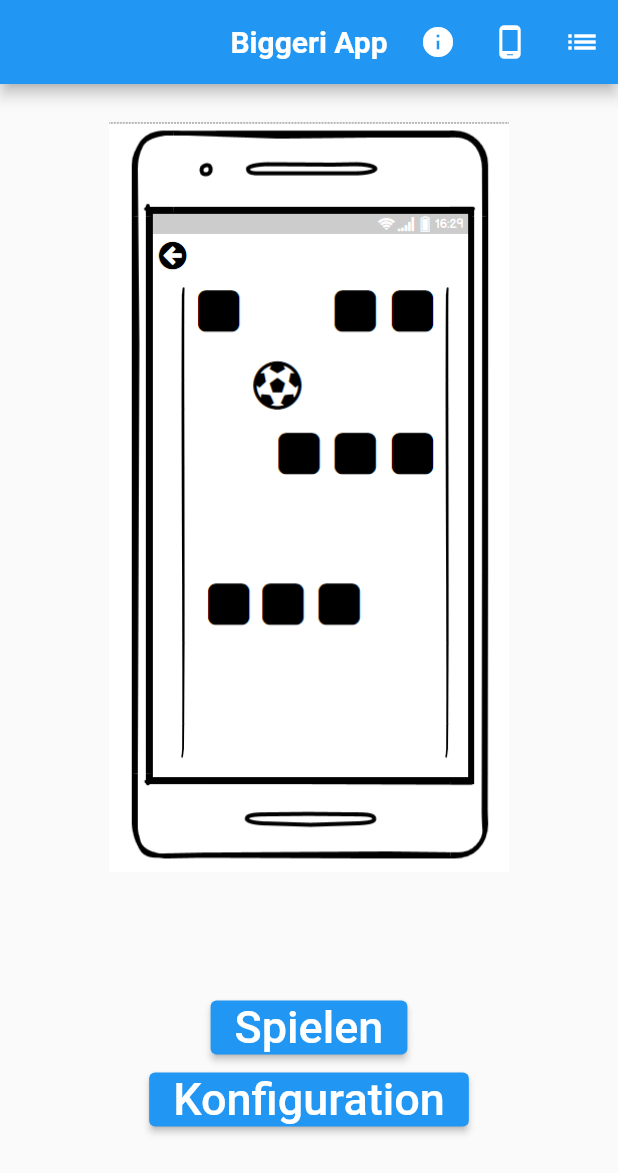
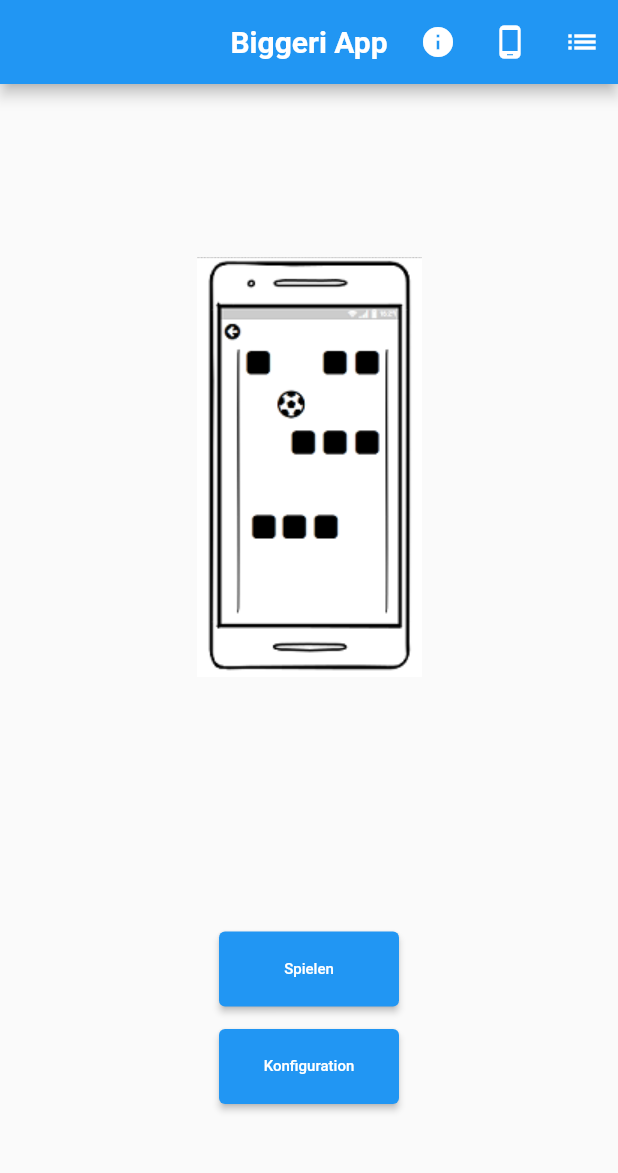
Before and after one commit to arbias12/ball2, a Flutter app: the screen it shows after launch, on a phone screen of 412 x 824 dp. Shown: the top 1173 px of the screen. Run offline on Flutter 3.47's test engine with Material 2 defaults, Android fonts, the phone set to English and light mode, and no system bars; our stand-ins replace sensors_plus; missing offline and left inert: shake.

Commit message:
Spiel hinzugefügt

```diff
--- a/lib/pages/hauptmenu.dart
+++ b/lib/pages/hauptmenu.dart
@@ -18,6 +18,9 @@ class KonfigurationsPage extends StatefulWidget {
 }
 
 class _KonfigurationsPageState extends State<KonfigurationsPage>{
+  int _zaheler = 0;
+
+
   forceRedraw() {
     setState(() => {});
   }
@@ -71,24 +74,32 @@ class _KonfigurationsPageState extends State<KonfigurationsPage>{
             )
           ],
         ),
-        body: Center(
-        child: Column(mainAxisAlignment: MainAxisAlignment.start, mainAxisSize: MainAxisSize.max, children: [SizedBox(height: 25,), Image.asset('images/titelbild.png', height: 500,), SizedBox(height: 55,),
-          SizedBox(height: 25,),
+        body: SingleChildScrollView(child: Center(
+        child: Column(mainAxisAlignment: MainAxisAlignment.start, mainAxisSize: MainAxisSize.max, children: [SizedBox(height: 5,), Image.asset('images/titelbild.png', height: 500,), SizedBox(height: 55,),
+          SizedBox(height: 5,),
             ButtonTheme(
               minWidth: MediaQuery.of(context).size.width * 0.7,
               buttonColor: Theme.of(context).primaryColorLight,
               child: Column(children:[
                   ElevatedButton(
-                    onPressed: () {
+              style: ElevatedButton.styleFrom(minimumSize:Size(120, 50)),
+                    onPressed:()  {
                       Navigator.push(context,
                           MaterialPageRoute(builder: (context) {
-                            return GamePage();
+                            if(_zaheler == 0) {
+                              _zaheler++;
+                              return DropdownDemo();
+                            }else{
+                              return MyApp();
+                            }
                           })
                       );
                     },
-                    child: Text("Spielen", style: TextStyle(fontSize: 30),),
+                    child: Text("Spielen", style: TextStyle(fontSize: 10),),
                   ),
+                SizedBox(height: 15,),
                 ElevatedButton(
+                  style: ElevatedButton.styleFrom(minimumSize:Size(120, 50)),
                   onPressed: () {
                     Navigator.push(context,
                         MaterialPageRoute(builder: (context) {
@@ -96,7 +107,7 @@ class _KonfigurationsPageState extends State<KonfigurationsPage>{
                         })
                     );
                   },
-                  child: Text("Konfiguration", style: TextStyle(fontSize: 30),),
+                  child: Text("Konfiguration", style: TextStyle(fontSize: 10),),
                 )
             ]
               ),
@@ -105,6 +116,12 @@ class _KonfigurationsPageState extends State<KonfigurationsPage>{
 
         ],)
         )
+        )
     );
   }
+  void increment(){
+    setState(() {
+      _zaheler++;
+    });
+  }
 }
--- a/lib/pages/info.dart
+++ b/lib/pages/info.dart
@@ -26,7 +26,7 @@ class _InfoStatus extends State<InfoPage>{
   Widget build(BuildContext context) {
     return Scaffold(
       appBar: AppBar(),
-      body: Center(
+      body: SingleChildScrollView(child: Center(
           child: Center(
             child: Column(children: [
               Text(
@@ -54,6 +54,7 @@ class _InfoStatus extends State<InfoPage>{
 
           ),
       ),
+      )
     );
   }
 
--- a/lib/pages/koordinaten.dart
+++ b/lib/pages/koordinaten.dart
@@ -37,7 +37,7 @@ class _SpielerState extends State<SpielerPage>{
   Widget build(BuildContext context) {
     return Scaffold(
       appBar: AppBar(),
-      body: Center(
+      body: SingleChildScrollView(child: Center(
         child: Column(
           children: [
             sensorView(context),
@@ -47,6 +47,7 @@ class _SpielerState extends State<SpielerPage>{
           ],
         ),
       ),
+      )
     );
   }
 
--- a/lib/pages/list.dart
+++ b/lib/pages/list.dart
@@ -26,7 +26,7 @@ class _ListStatus extends State<Listpage> {
   Widget build(BuildContext context) {
     return Scaffold(
       appBar: AppBar(),
-      body: Center(
+      body: SingleChildScrollView(child: Center(
         child: Column(
             mainAxisAlignment: MainAxisAlignment.center,
             children: AlleSpieler()
@@ -48,6 +48,7 @@ class _ListStatus extends State<Listpage> {
                     ))
                 .toList()),
       ),
+      )
     );
   }
 
--- a/pubspec.yaml
+++ b/pubspec.yaml
@@ -63,6 +63,8 @@ flutter:
   uses-material-design: true
   assets:
     - images/titelbild.png
+    - images/skate.png
+    - images/rock.png
 
   # To add assets to your application, add an assets section, like this:
   # assets:
```
Also changed, not shown: images/titelbild.png.
